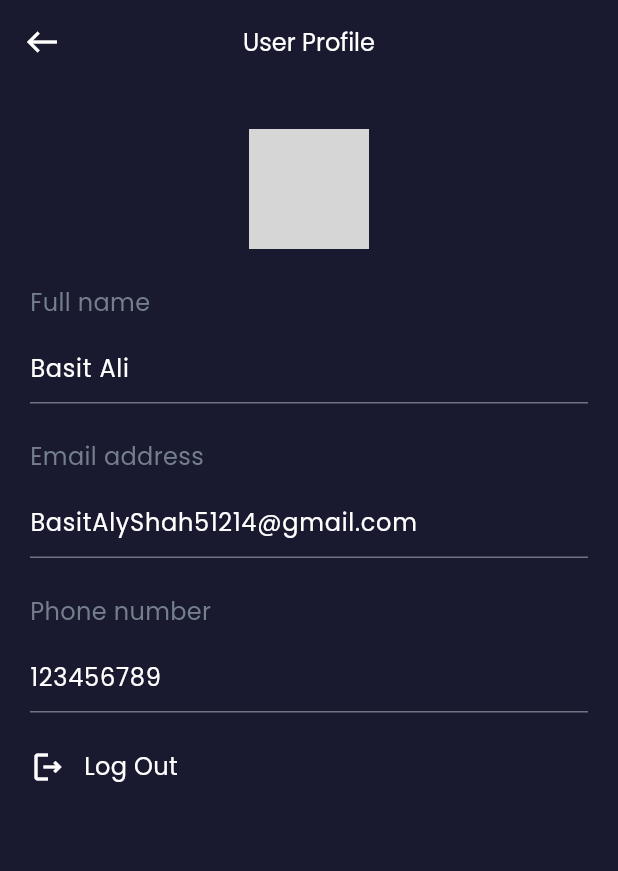
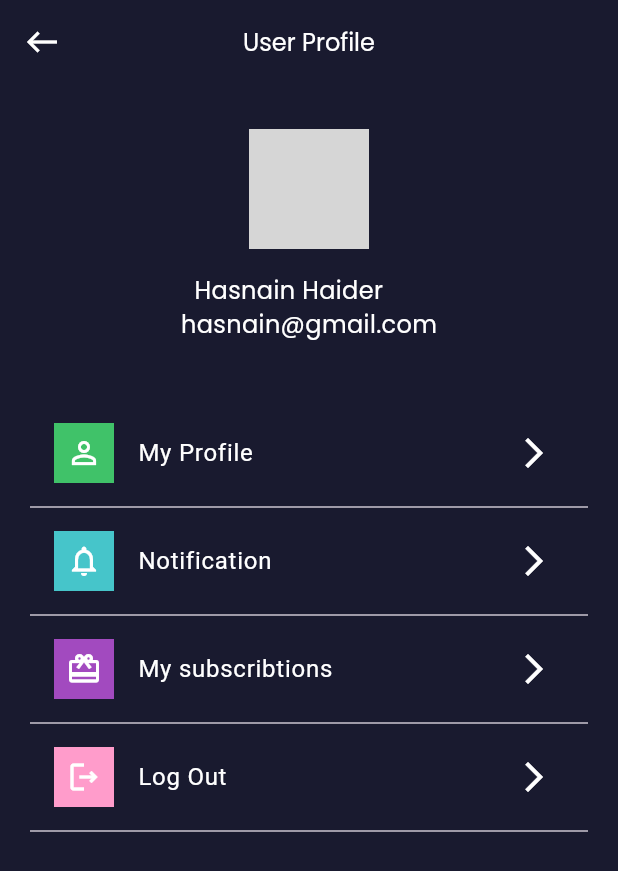
Before and after one commit to ba138/data, a Flutter app: the ProfileScreen screen opened by its route, on a phone screen of 412 x 824 dp. Shown: the top 871 px of the screen. Run offline on Flutter 3.47's test engine with Material 3 defaults, Android fonts, the phone set to English and light mode, and no system bars; our stand-ins replace another_flushbar, fluttertoast, google_fonts; network calls fail; grey boxes are pictures that could not be loaded.

Commit message:
working on profile

```diff
--- a/lib/view/profile/profile.dart
+++ b/lib/view/profile/profile.dart
@@ -1,6 +1,5 @@
 import 'package:data/res/components/colors.dart';
 import 'package:data/res/components/vertical_speacing.dart';
-import 'package:data/utils/routes/routes_name.dart';
 import 'package:data/view/profile/widget/profile_text_field.dart';
 import 'package:flutter/material.dart';
 import 'package:google_fonts/google_fonts.dart';
@@ -63,56 +62,68 @@ class ProfileScreen extends StatelessWidget {
                         size: 14,
                       )),
                     ),
-                  )
+                  ),
                 ],
               ),
-              const VerticalSpeacing(24),
-              const ProfileTextField(
-                maxLines: 1,
-                text: "Full name",
-                hintText: "Basit Ali",
-              ),
-              const VerticalSpeacing(24),
-              const ProfileTextField(
-                maxLines: 1,
-                text: "Email address",
-                hintText: "BasitAlyShah51214@gmail.com",
-              ),
-              const VerticalSpeacing(24),
-              const ProfileTextField(
-                maxLines: 1,
-                text: "Phone number",
-                hintText: "123456789",
-              ),
-              const VerticalSpeacing(24),
-              InkWell(
-                onTap: () {
-                  Navigator.pushNamedAndRemoveUntil(
-                      context, RoutesName.logoIn, (route) => false);
-                },
-                child: Row(
-                  children: [
-                    const Icon(
-                      Icons.logout_outlined,
-                      color: AppColor.whiteColor,
-                    ),
-                    const SizedBox(
-                      width: 12,
-                    ),
-                    Text(
-                      "Log Out",
+              const VerticalSpeacing(16.0),
+              Text.rich(
+                TextSpan(
+                    text: '  Hasnain Haider\n',
                     style: GoogleFonts.getFont(
                       "Poppins",
                       textStyle: const TextStyle(
-                          fontSize: 16,
+                        color: AppColor.whiteColor,
+                        fontSize: 16.0,
                         fontWeight: FontWeight.w400,
+                      ),
+                    ),
+                    children: [
+                      TextSpan(
+                        text: 'hasnain@gmail.com',
+                        style: GoogleFonts.getFont(
+                          "Poppins",
+                          textStyle: const TextStyle(
                             color: AppColor.whiteColor,
+                            fontSize: 16.0,
+                            fontWeight: FontWeight.w400,
                           ),
                         ),
                       ),
-                  ],
+                    ]),
               ),
-              )
+              const VerticalSpeacing(46),
+              ProfileWidgets(
+                  ontap: () {},
+                  tColor: const Color(0xff40C269),
+                  bColor: const Color(0xffCDFF9D),
+                  icon: Icons.person_outline,
+                  trIcon: Icons.arrow_forward_ios,
+                  title: 'My Profile'),
+              const Divider(),
+              ProfileWidgets(
+                  ontap: () {},
+                  tColor: const Color(0xff46C5CA),
+                  bColor: const Color(0xff6DF5FC),
+                  icon: Icons.notifications_outlined,
+                  trIcon: Icons.arrow_forward_ios,
+                  title: 'Notification'),
+              const Divider(),
+              ProfileWidgets(
+                  ontap: () {},
+                  tColor: const Color(0xffA24ABF),
+                  bColor: const Color(0xffDF9EF5),
+                  icon: Icons.card_giftcard_outlined,
+                  trIcon: Icons.arrow_forward_ios,
+                  title: 'My subscribtions'),
+              const Divider(),
+              ProfileWidgets(
+                  ontap: () {},
+                  tColor: const Color(0xffFF9CCB),
+                  bColor: const Color(0xffEC4091),
+                  icon: Icons.logout_outlined,
+                  trIcon: Icons.arrow_forward_ios,
+                  title: 'Log Out'),
+              const Divider(),
             ],
           ),
         ),
--- a/lib/view/profile/widget/profile_text_field.dart
+++ b/lib/view/profile/widget/profile_text_field.dart
@@ -1,108 +1,56 @@
-import 'package:data/res/components/colors.dart';
-import 'package:data/res/components/vertical_speacing.dart';
 import 'package:flutter/material.dart';
-import 'package:google_fonts/google_fonts.dart';
 
-class ProfileTextField extends StatefulWidget {
-  const ProfileTextField({
+import '../../../res/components/colors.dart';
+
+class ProfileWidgets extends StatelessWidget {
+  const ProfileWidgets({
     super.key,
-    this.hintText,
-    required int maxLines,
-    required this.text,
-    this.controller,
-    this.keyboardType,
-    this.obscureText = false,
-    this.validator,
-    // required this.preIcon,
-    // required this.preColor,
+    required this.tColor,
+    required this.bColor,
+    required this.icon,
+    required this.trIcon,
+    required this.title,
+    required this.ontap,
   });
-
-  final String text;
-  final TextEditingController? controller;
-  final TextInputType? keyboardType;
-  final bool obscureText;
-  final String? hintText;
-  final String? Function(String?)? validator;
-  // final IconData preIcon;
-  // final Color preColor;
-  @override
-  State<ProfileTextField> createState() => _ProfileTextFieldState();
-}
-
-class _ProfileTextFieldState extends State<ProfileTextField> {
-  bool hidden = true;
+  final Color tColor;
+  final Color bColor;
+  final IconData icon;
+  final IconData trIcon;
+  final String title;
+  final Function() ontap;
   @override
   Widget build(BuildContext context) {
-    return Column(
-      crossAxisAlignment: CrossAxisAlignment.start,
-      children: [
-        Text(
-          widget.text,
-          style: GoogleFonts.getFont(
-            "Poppins",
-            textStyle: const TextStyle(
-              fontSize: 16,
-              fontWeight: FontWeight.w400,
-              color: Color(0xff757F8C),
+    return GestureDetector(
+      onTap: ontap,
+      child: ListTile(
+        leading: Container(
+          height: 40.0,
+          width: 40.0,
+          decoration: BoxDecoration(
+            gradient: LinearGradient(
+              colors: [tColor, tColor],
+              begin: Alignment.topCenter,
+              end: Alignment.bottomCenter,
+              stops: const [0.0, 1.0],
+            ),
+          ),
+          child: Center(
+            child: Icon(
+              icon,
+              color: AppColor.whiteColor,
             ),
           ),
         ),
-        const VerticalSpeacing(8),
-        TextFormField(
-          keyboardType: widget.keyboardType,
-          obscureText: (widget.obscureText && hidden),
-          style: GoogleFonts.getFont(
-            "Poppins",
-            textStyle: const TextStyle(
-              fontSize: 16,
-              fontWeight: FontWeight.w400,
-              color: AppColor.whiteColor,
-            ),
-          ),
-          controller: widget.controller,
-          decoration: InputDecoration(
-            // border: InputBorder.none,
-            hintText: widget.hintText,
-            hintStyle: GoogleFonts.getFont(
-              "Poppins",
-              textStyle: const TextStyle(
-                fontSize: 16,
-                fontWeight: FontWeight.w400,
-                color: AppColor.whiteColor,
-              ),
-            ),
-            // filled: true,
-            // prefixIcon: Icon(
-            //   widget.preIcon,
-            //   color: widget.preColor,
-            // ),
-            // suffixIcon: widget.obscureText
-            //     ? GestureDetector(
-            //         onTap: () {
-            //           setState(() => hidden = !hidden);
-            //         },
-            //         child: Icon(
-            //           hidden
-            //               ? Icons.visibility_off_outlined
-            //               : Icons.visibility_outlined,
-            //           color: hidden ? AppColor.whiteColor : AppColor.whiteColor,
-            //           size: 30,
-            //         ),
-            //       )
-            //     : null,
-            // fillColor: Color(0xff2B2C4E),
-            enabledBorder: UnderlineInputBorder(
-              borderSide:
-                  BorderSide(color: const Color(0xffA6AAB4).withOpacity(0.62)),
-            ),
-            focusedBorder: UnderlineInputBorder(
-              borderSide:
-                  BorderSide(color: const Color(0xffA6AAB4).withOpacity(0.62)),
-            ),
-          ),
-          validator: widget.validator,
+        titleAlignment: ListTileTitleAlignment.threeLine,
+        title: Text(
+          title,
+          style: TextStyle(color: AppColor.whiteColor),
         ),
-      ],
+        trailing: Icon(
+          trIcon,
+          color: AppColor.whiteColor,
+        ),
+      ),
     );
   }
 }
```
Lines whose indentation alone changed are shown as unchanged.
